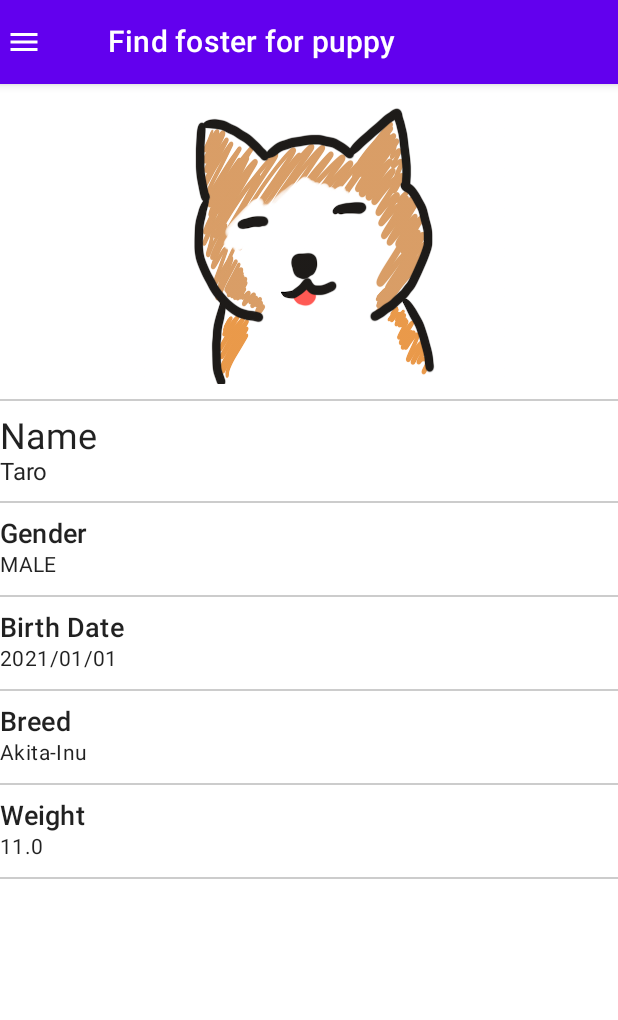
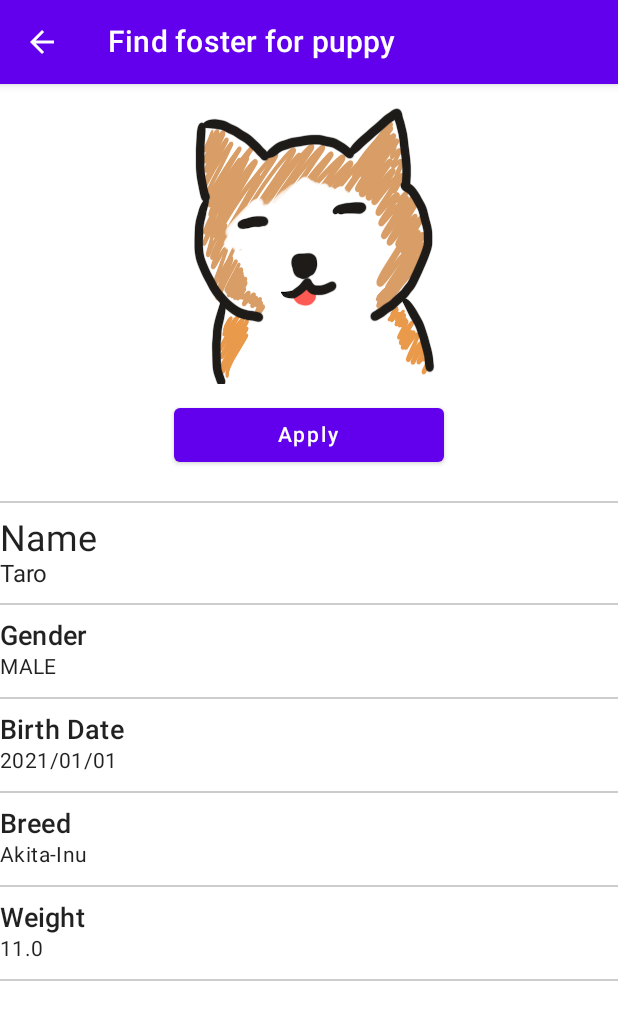
Before and after one commit to ki-0302/DevChallengeFindFosterForPuppy, an Android app built with Jetpack Compose: the screen it shows after launch (MainActivity), after a tap on "He is very active! He is so cool!", on a phone screen of 412 x 824 dp. Shown: the top 1020 px of the screen. Run offline under Robolectric (Android 15) with nearby library versions, the phone set to English and light mode, and no system bars.

Commit message:
feat: Add apply button and back button

```diff
--- a/app/src/main/java/com/example/androiddevchallenge/ui/compose/TopAppBar.kt
+++ b/app/src/main/java/com/example/androiddevchallenge/ui/compose/TopAppBar.kt
@@ -15,20 +15,32 @@
  */
 package com.example.androiddevchallenge.ui.compose
 
+import androidx.compose.foundation.layout.padding
 import androidx.compose.material.Icon
+import androidx.compose.material.IconButton
+import androidx.compose.material.Scaffold
 import androidx.compose.material.Text
 import androidx.compose.material.TopAppBar
 import androidx.compose.material.icons.Icons
-import androidx.compose.material.icons.filled.Menu
+import androidx.compose.material.icons.filled.ArrowBack
+import androidx.compose.material.icons.filled.Pets
 import androidx.compose.runtime.Composable
+import androidx.compose.ui.Modifier
 import androidx.compose.ui.res.stringResource
 import androidx.compose.ui.text.style.TextOverflow
 import androidx.compose.ui.tooling.preview.Preview
-import com.example.androiddevchallenge.OverviewScreenPreview
+import androidx.compose.ui.unit.dp
+import androidx.navigation.NavController
+import androidx.navigation.compose.rememberNavController
 import com.example.androiddevchallenge.R
+import com.example.androiddevchallenge.ui.theme.AppTheme
 
 @Composable
-fun TopAppBar(title: String = stringResource(id = R.string.app_name)) {
+fun TopAppBar(
+    navController: NavController,
+    title: String = stringResource(id = R.string.app_name),
+    isRoot: Boolean = false
+) {
     TopAppBar(
         title = {
             Text(
@@ -38,19 +50,65 @@ fun TopAppBar(title: String = stringResource(id = R.string.app_name)) {
             )
         },
         navigationIcon = {
-            Icon(Icons.Filled.Menu, contentDescription = null)
+            if (isRoot) {
+                Icon(
+                    imageVector = Icons.Filled.Pets,
+                    contentDescription = null,
+                    modifier = Modifier.padding(start = 13.dp)
+                )
+            } else {
+                IconButton(
+                    onClick = {
+                        if (!isRoot) {
+                            navController.popBackStack()
+                        }
+                    }
+                ) {
+                    Icon(
+                        imageVector = Icons.Filled.ArrowBack,
+                        contentDescription = null
+                    )
+                }
+            }
         }
     )
 }
 
-@Preview(PREVIEW_DARK_THEME, widthDp = PREVIEW_WIDTH, heightDp = PREVIEW_HEIGHT)
+@Preview("$PREVIEW_DARK_THEME Root", widthDp = PREVIEW_WIDTH, heightDp = 100)
 @Composable
-fun DarkThemeTopAppBarPreview() {
-    OverviewScreenPreview(darkTheme = true)
+fun DarkThemeTopAppBarRootPreview() {
+    TopAppBarPreview(darkTheme = true, isRoot = true)
 }
 
-@Preview(PREVIEW_LIGHT_THEME, widthDp = PREVIEW_WIDTH, heightDp = PREVIEW_HEIGHT)
+@Preview("$PREVIEW_LIGHT_THEME Root", widthDp = PREVIEW_WIDTH, heightDp = 100)
 @Composable
-fun LightThemeTopAppBarPreview() {
-    OverviewScreenPreview(darkTheme = false)
+fun LightThemeTopAppBarRootPreview() {
+    TopAppBarPreview(darkTheme = false, isRoot = true)
 }
+
+@Preview("$PREVIEW_DARK_THEME Child", widthDp = PREVIEW_WIDTH, heightDp = 100)
+@Composable
+fun DarkThemeTopAppBarChildPreview() {
+    TopAppBarPreview(darkTheme = true, isRoot = false)
+}
+
+@Preview("$PREVIEW_LIGHT_THEME Child", widthDp = PREVIEW_WIDTH, heightDp = 100)
+@Composable
+fun LightThemeTopAppBarChildPreview() {
+    TopAppBarPreview(darkTheme = false, isRoot = false)
+}
+
+@Composable
+fun TopAppBarPreview(darkTheme: Boolean, isRoot: Boolean) {
+    AppTheme(darkTheme = darkTheme) {
+        Scaffold(
+            topBar = {
+                TopAppBar(
+                    navController = rememberNavController(),
+                    isRoot = isRoot
+                )
+            },
+            content = {}
+        )
+    }
+}
--- a/app/src/main/java/com/example/androiddevchallenge/ui/compose/detail/DetailScreen.kt
+++ b/app/src/main/java/com/example/androiddevchallenge/ui/compose/detail/DetailScreen.kt
@@ -16,19 +16,27 @@
 package com.example.androiddevchallenge.ui.compose.detail
 
 import androidx.compose.foundation.Image
+import androidx.compose.foundation.background
 import androidx.compose.foundation.isSystemInDarkTheme
+import androidx.compose.foundation.layout.Box
 import androidx.compose.foundation.layout.Column
 import androidx.compose.foundation.layout.fillMaxWidth
 import androidx.compose.foundation.layout.padding
+import androidx.compose.foundation.layout.size
+import androidx.compose.foundation.layout.width
 import androidx.compose.foundation.rememberScrollState
 import androidx.compose.foundation.verticalScroll
+import androidx.compose.material.Button
 import androidx.compose.material.Divider
 import androidx.compose.material.MaterialTheme.typography
 import androidx.compose.material.Scaffold
 import androidx.compose.material.Text
 import androidx.compose.runtime.Composable
+import androidx.compose.runtime.mutableStateOf
 import androidx.compose.runtime.remember
+import androidx.compose.ui.Alignment
 import androidx.compose.ui.Modifier
+import androidx.compose.ui.graphics.Color
 import androidx.compose.ui.res.colorResource
 import androidx.compose.ui.res.painterResource
 import androidx.compose.ui.res.stringResource
@@ -37,6 +45,7 @@ import androidx.compose.ui.text.font.FontWeight
 import androidx.compose.ui.tooling.preview.Preview
 import androidx.compose.ui.unit.dp
 import androidx.compose.ui.unit.sp
+import androidx.compose.ui.window.Dialog
 import androidx.navigation.NavController
 import androidx.navigation.compose.rememberNavController
 import com.example.androiddevchallenge.R
@@ -59,14 +68,47 @@ fun DetailScreen(
 
     val puppy = remember(id) { getPuppyFromId(id) }
 
+    val openDialog = remember { mutableStateOf(false) }
+    val dialogWidth = 300.dp
+    val dialogHeight = 200.dp
+
+    if (openDialog.value) {
+        Dialog(onDismissRequest = { openDialog.value = false }) {
+            // Draw a rectangle shape with rounded corners inside the dialog
+            Box(
+                Modifier
+                    .size(dialogWidth, dialogHeight)
+                    .background(Color.LightGray)
+                    .padding(30.dp),
+                contentAlignment = Alignment.Center
+            ) {
+                Column(horizontalAlignment = Alignment.CenterHorizontally) {
+                    Text(
+                        "Congratulations.\n" +
+                            "Your application is now complete!"
+                    )
+                    Button(
+                        onClick = {
+                            openDialog.value = false
+                            navController.popBackStack()
+                        },
+                        modifier = Modifier.padding(20.dp)
+                    ) {
+                        Text("OK")
+                    }
+                }
+            }
+        }
+    }
+
     AppTheme(darkTheme = darkTheme) {
         Scaffold(
-            topBar = { TopAppBar() },
+            topBar = { TopAppBar(navController = navController) },
             content = {
                 if (puppy == null) {
                     Text("No Data")
                 } else {
-                    PuppyInformation(puppy!!)
+                    PuppyInformation(puppy = puppy, onClick = { openDialog.value = true })
                 }
             }
         )
@@ -82,7 +124,8 @@ fun getPuppyFromId(id: Int): Puppy? {
 
 @Composable
 fun PuppyInformation(
-    puppy: Puppy
+    puppy: Puppy,
+    onClick: () -> Unit
 ) {
     Column(
         modifier = Modifier.verticalScroll(rememberScrollState())
@@ -92,6 +135,22 @@ fun PuppyInformation(
             contentDescription = null,
             modifier = Modifier.fillMaxWidth()
         )
+        Column(
+            horizontalAlignment = Alignment.CenterHorizontally,
+            modifier = Modifier.fillMaxWidth()
+        ) {
+            Button(
+                onClick = {
+                    onClick()
+                },
+                modifier = Modifier
+                    .width(200.dp)
+                    .padding(10.dp)
+            ) {
+                Text("Apply")
+            }
+        }
+
         puppy.run {
             PuppyInformationNameColumn(R.string.puppy_caption_name, name)
             PuppyInformationColumn(R.string.puppy_caption_gender, gender?.name)
--- a/app/src/main/java/com/example/androiddevchallenge/ui/compose/overview/OverviewScreen.kt
+++ b/app/src/main/java/com/example/androiddevchallenge/ui/compose/overview/OverviewScreen.kt
@@ -42,7 +42,7 @@ fun OverviewScreen(
 ) {
     AppTheme(darkTheme = darkTheme) {
         Scaffold(
-            topBar = { TopAppBar() },
+            topBar = { TopAppBar(navController = navController, isRoot = true) },
             content = {
                 Column(modifier = Modifier.fillMaxHeight()) {
                     Column(
```
